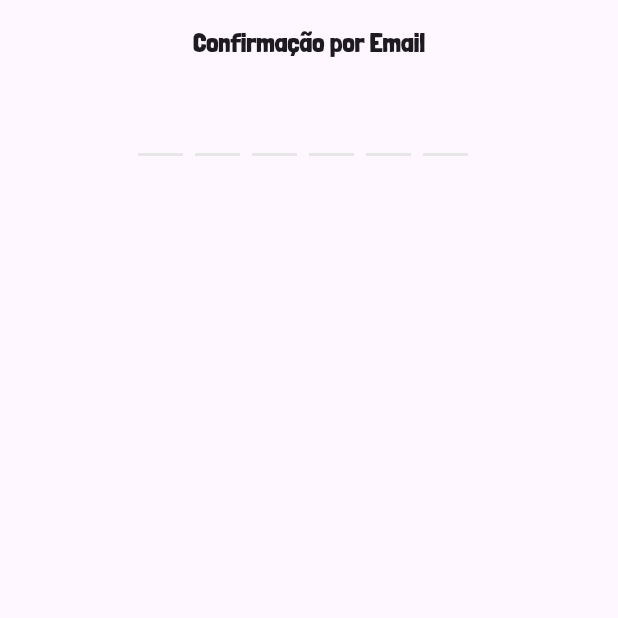
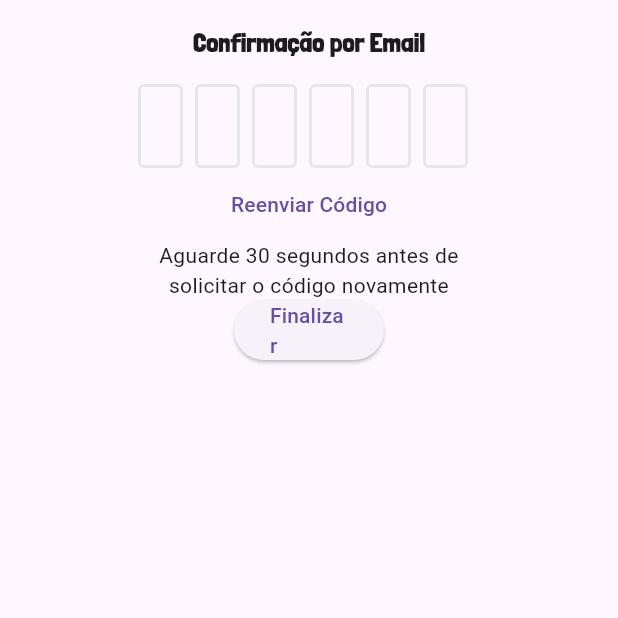
Before and after one commit to cc24139/Meownagement, a Flutter app: the screen it shows after launch, on a phone screen of 412 x 824 dp, the top half of it. Run offline on Flutter 3.47's test engine with Material 3 defaults, Android fonts, the light colour scheme and no system bars; drawn by our look-alikes of flutter_otp_text_field; Roboto replaces fonts that are missing (Arial).

Commit message:
comeco tela amizades e tela cod confirmacao

```diff
--- a/front_meow/lib/telas/tela_amizades.dart
+++ b/front_meow/lib/telas/tela_amizades.dart
@@ -10,6 +10,10 @@ class TelaAmizades extends StatefulWidget {
 class _TelaAmizadesState extends State<TelaAmizades> {
   @override
   Widget build(BuildContext context) {
-    return Scaffold();
+    return Scaffold(
+      appBar: AppBar(
+        title: Text("Usuários"),
+      ),
+    );
   }
 }
--- a/front_meow/lib/telas/tela_cod_confirmacao.dart
+++ b/front_meow/lib/telas/tela_cod_confirmacao.dart
@@ -1,12 +1,16 @@
 import 'package:flutter/material.dart';
 import 'package:flutter/services.dart';
 import 'package:flutter_otp_text_field/flutter_otp_text_field.dart';
+
 class TelaCodConfirmacao extends StatefulWidget {
   const TelaCodConfirmacao({super.key});
 
   @override
   State<TelaCodConfirmacao> createState() => _TelaCodConfirmacaoState();
 }
+
+void _enviarCodigo() {}
+void _verificarCodigo() {}
 
 class _TelaCodConfirmacaoState extends State<TelaCodConfirmacao> {
   @override
@@ -20,7 +24,6 @@ class _TelaCodConfirmacaoState extends State<TelaCodConfirmacao> {
             fontWeight: FontWeight.bold,
             fontFamily: "Londrina",
           ),
-
         ),
         centerTitle: true,
       ),
@@ -31,20 +34,42 @@ class _TelaCodConfirmacaoState extends State<TelaCodConfirmacao> {
               numberOfFields: 6,
               borderColor: Color(0xFF512DA8),
               fieldWidth: 30,
-                inputFormatters: [
-                  FilteringTextInputFormatter.digitsOnly
-                ],
-                onSubmit: (String codigo){
+              inputFormatters: [FilteringTextInputFormatter.digitsOnly],
+              showFieldAsBox: true,
+              onSubmit: (String codigo) {
                 showDialog(
                   context: context,
-                        builder: (context){
+                  builder: (context) {
                     return AlertDialog(
                       title: Text("Código de Verificação"),
                       content: Text('O código digitado foi $codigo'),
                     );
-                        }
+                  },
                 );
               },
+            ),
+            TextButton(
+              onPressed: () {
+                _enviarCodigo();
+              },
+              child: Text("Reenviar Código"),
+            ),
+            SizedBox(
+              width: 200,
+              child: Text(
+                "Aguarde 30 segundos antes de solicitar o código novamente",
+                textAlign: TextAlign.center,
+              ),
+            ),
+            SizedBox(
+              width: 100,
+              height: 40,
+              child: ElevatedButton(
+                onPressed: () {
+                  _verificarCodigo();
+                },
+                child: Text("Finalizar"),
+              ),
             ),
           ],
         ),
```
Also changed, not shown: 2 other files. Lines whose indentation alone changed are shown as unchanged.
